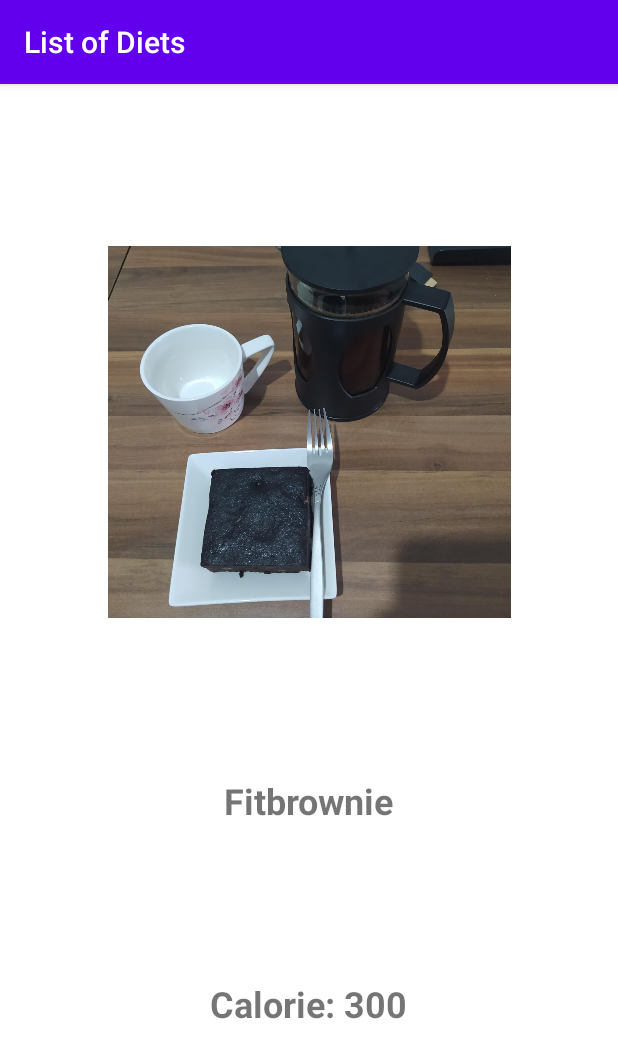
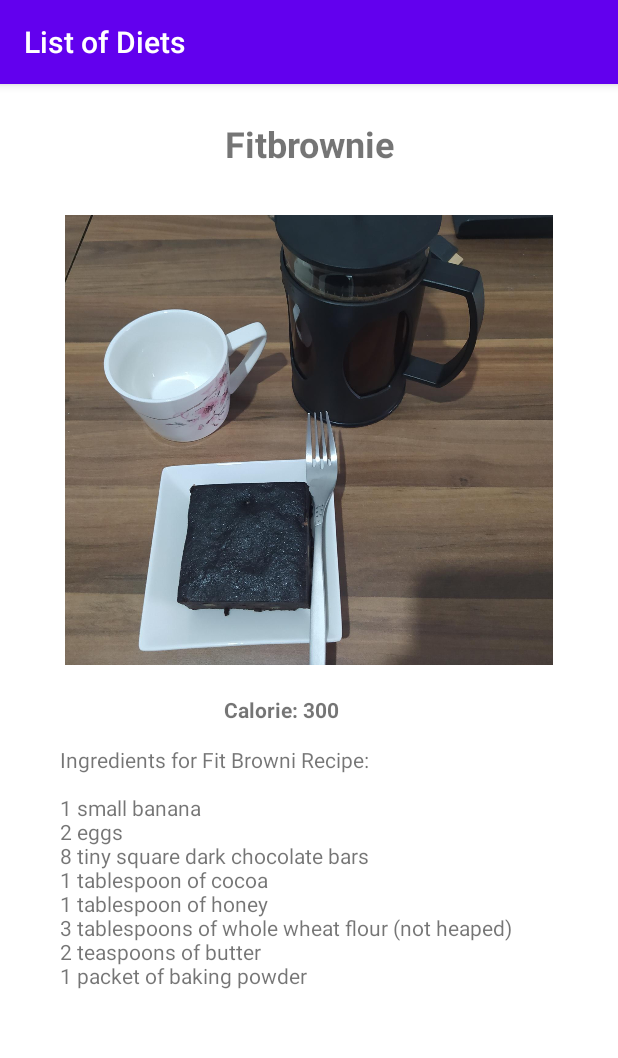
Before and after one commit to nuresrasoylu/Android-Dev101, an Android app: the screen it shows after launch (DetailActivity), after a tap on "Fitbrownie", on a phone screen of 412 x 824 dp. Shown: the top 1058 px of the screen. Run offline under Robolectric (Android 15) with nearby library versions, the phone set to English and light mode, and no system bars.

Commit message:
Diet App Update

```diff
--- a/ListofDiets/app/src/main/java/com/nuresrasoylu/listofdiets/DetailActivity.java
+++ b/ListofDiets/app/src/main/java/com/nuresrasoylu/listofdiets/DetailActivity.java
@@ -18,13 +18,16 @@ public class DetailActivity extends AppCompatActivity {
         ImageView imageView = findViewById(R.id.imageView);
         TextView foodNameText = findViewById(R.id.foodNameText);
         TextView calorieText = findViewById(R.id.calorieText);
+        TextView recipeText = findViewById(R.id.recipeText);
 
         Intent intent = getIntent();
         String foodName = intent.getStringExtra("name");
         String foodCalorie = intent.getStringExtra("calorie");
+        String foodRecipe = intent.getStringExtra("recipe");
 
         foodNameText.setText(foodName);
         calorieText.setText("Calorie: " + foodCalorie);
+        recipeText.setText(foodRecipe);
 
         Singleton singleton = Singleton.getInstance();
         imageView.setImageBitmap(singleton.getChosenImage());
--- a/ListofDiets/app/src/main/java/com/nuresrasoylu/listofdiets/MainActivity.java
+++ b/ListofDiets/app/src/main/java/com/nuresrasoylu/listofdiets/MainActivity.java
@@ -41,6 +41,27 @@ public class MainActivity extends AppCompatActivity {
         Bitmap peanutbutter = BitmapFactory.decodeResource(getApplicationContext().getResources(),R.drawable.peanutbutter);
         Bitmap snackballs = BitmapFactory.decodeResource(getApplicationContext().getResources(),R.drawable.snackballs);
 
+        final ArrayList<String> foodRecipe = new ArrayList<>();
+        foodRecipe.add("Ingredients for Fit Browni Recipe:\n\n" +
+                "1 small banana\n" +
+                "2 eggs\n" +
+                "8 tiny square dark chocolate bars\n" +
+                "1 tablespoon of cocoa\n" +
+                "1 tablespoon of honey\n" +
+                "3 tablespoons of whole wheat flour (not heaped)\n" +
+                "2 teaspoons of butter\n" +
+                "1 packet of baking powder");
+        foodRecipe.add("I think don't bother preparing it. Buy it directly and spread it to your bread!");
+        foodRecipe.add("Ingredients for Cocoa Oat Bran Balls Recipe: \n\n" +
+                "7 pieces\n" +
+                "3 dried apricots\n" +
+                "1 small banana\n" +
+                "2 teaspoons of oat bran\n" +
+                "4 tablespoons ground hazelnuts (not roasted)\n" +
+                "1 dessert spoon cocoa\n" +
+                "2 tablespoons milk\n" +
+                "2 teaspoons of cinnamon");
+
         final ArrayList<Bitmap> foodImages =new ArrayList<>();
 
         foodImages.add(fitbrownie);
@@ -62,6 +83,7 @@ public class MainActivity extends AppCompatActivity {
                 Intent intent = new Intent(getApplicationContext(),DetailActivity.class);
                 intent.putExtra("name",foodNames.get(position));
                 intent.putExtra("calorie",foodCalories.get(position));
+                intent.putExtra("recipe",foodRecipe.get(position));
                 Singleton singleton = Singleton.getInstance();
                 singleton.setChosenImage(foodImages.get(position));
 
--- a/ListofDiets/app/src/main/res/layout/activity_detail.xml
+++ b/ListofDiets/app/src/main/res/layout/activity_detail.xml
@@ -11,47 +11,58 @@
 
     <TextView
         android:id="@+id/calorieText"
-        android:layout_width="224dp"
-        android:layout_height="57dp"
-        android:layout_marginBottom="60dp"
+        android:layout_width="113dp"
+        android:layout_height="35dp"
+        android:layout_marginBottom="6dp"
         android:gravity="center_vertical"
         android:text="Calorie"
-        android:textAlignment="center"
-        android:textSize="24sp"
+        android:textAlignment="viewStart"
+        android:textSize="14sp"
         android:textStyle="bold"
-        app:layout_constraintBottom_toBottomOf="parent"
+        app:layout_constraintBottom_toTopOf="@+id/recipeText"
         app:layout_constraintEnd_toEndOf="parent"
-        app:layout_constraintHorizontal_bias="0.497"
         app:layout_constraintStart_toStartOf="parent"
-        app:layout_constraintTop_toBottomOf="@+id/foodNameText" />
+        app:layout_constraintTop_toBottomOf="@+id/imageView" />
 
     <ImageView
         android:id="@+id/imageView"
-        android:layout_width="346dp"
-        android:layout_height="248dp"
-        android:layout_marginStart="59dp"
-        android:layout_marginTop="42dp"
-        android:layout_marginEnd="59dp"
-        android:layout_marginBottom="32dp"
-        app:layout_constraintBottom_toTopOf="@+id/foodNameText"
+        android:layout_width="0dp"
+        android:layout_height="0dp"
+        android:layout_marginStart="32dp"
+        android:layout_marginEnd="32dp"
+        android:layout_marginBottom="12dp"
+        app:layout_constraintBottom_toTopOf="@+id/calorieText"
         app:layout_constraintEnd_toEndOf="parent"
         app:layout_constraintStart_toStartOf="parent"
-        app:layout_constraintTop_toTopOf="parent"
+        app:layout_constraintTop_toBottomOf="@+id/foodNameText"
         app:srcCompat="@drawable/ic_launcher_background" />
 
     <TextView
         android:id="@+id/foodNameText"
-        android:layout_width="188dp"
-        android:layout_height="47dp"
-        android:layout_marginBottom="18dp"
+        android:layout_width="153dp"
+        android:layout_height="48dp"
+        android:layout_marginTop="16dp"
+        android:layout_marginBottom="23dp"
         android:gravity="center_vertical"
         android:text="Food Name"
         android:textAlignment="center"
         android:textSize="24sp"
         android:textStyle="bold"
-        app:layout_constraintBottom_toTopOf="@+id/calorieText"
+        app:layout_constraintBottom_toTopOf="@+id/imageView"
         app:layout_constraintEnd_toEndOf="parent"
-        app:layout_constraintHorizontal_bias="0.497"
         app:layout_constraintStart_toStartOf="parent"
-        app:layout_constraintTop_toBottomOf="@+id/imageView" />
+        app:layout_constraintTop_toTopOf="parent" />
+
+    <TextView
+        android:id="@+id/recipeText"
+        android:layout_width="0dp"
+        android:layout_height="0dp"
+        android:layout_marginStart="40dp"
+        android:layout_marginEnd="40dp"
+        android:layout_marginBottom="28dp"
+        android:text="Reciepe"
+        app:layout_constraintBottom_toBottomOf="parent"
+        app:layout_constraintEnd_toEndOf="parent"
+        app:layout_constraintStart_toStartOf="parent"
+        app:layout_constraintTop_toBottomOf="@+id/calorieText" />
 </androidx.constraintlayout.widget.ConstraintLayout>
```
Also changed, not shown: 1 other file.
